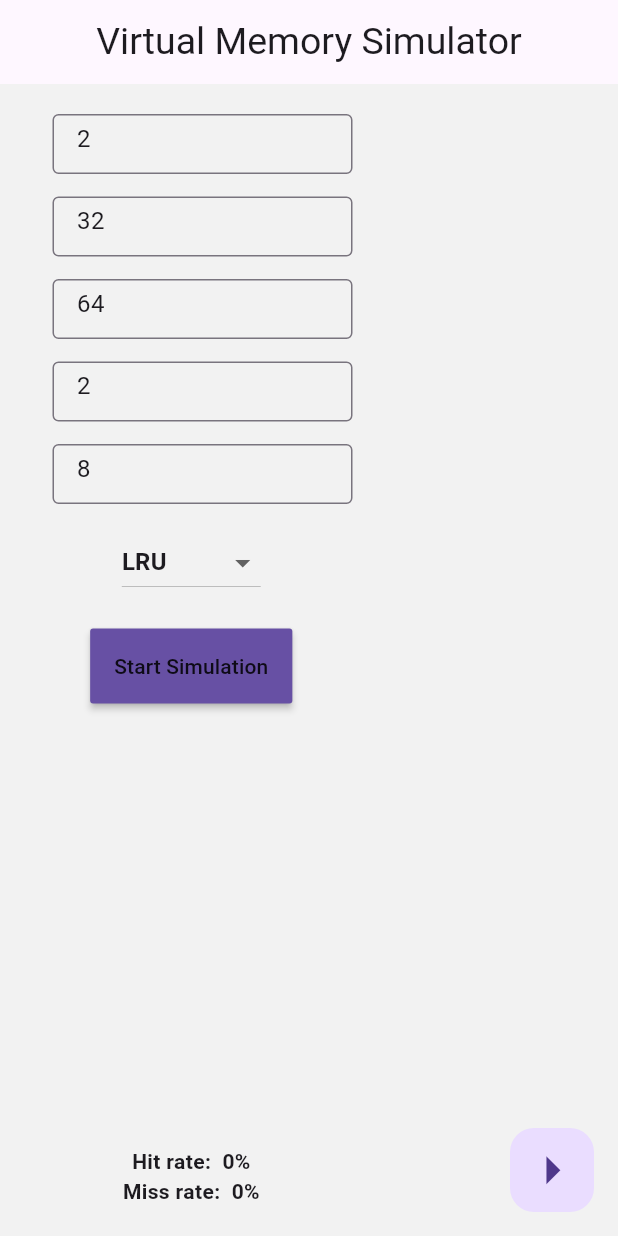
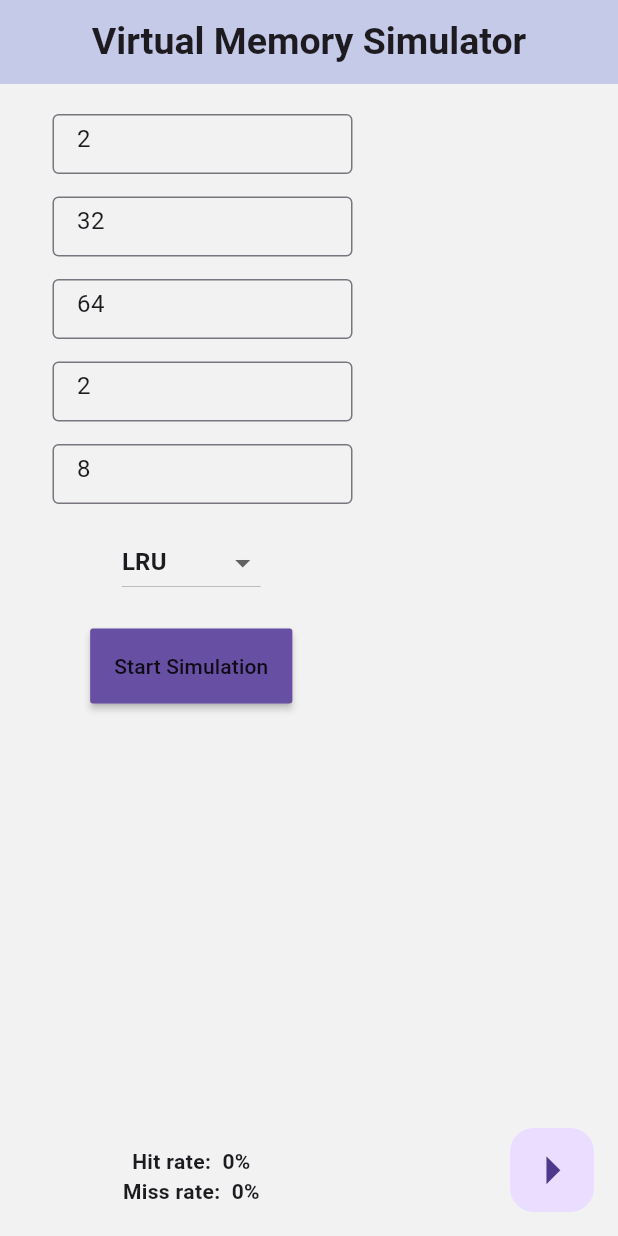
Before and after one commit to mihailazar1/Virtual-Memory-Simulator, a Flutter app: the screen it shows after launch, on a phone screen of 412 x 824 dp. Run offline on Flutter 3.47's test engine with Material 3 defaults, Android fonts, the phone set to English and light mode, and no system bars.

Commit message:
Final Version

```diff
--- a/vmsim/lib/algorithms/vmalgorithms.dart
+++ b/vmsim/lib/algorithms/vmalgorithms.dart
@@ -88,8 +88,7 @@ class Algorithms {
       StackLRU lruStack,
       FIFOQueue fifoQueue,
       AllProcesses allProcesses) {
-    int frameNumber = findFreeFrame(
-        ramMemory); // Implement the logic to find a free frame or use a page replacement algorithm
+    int frameNumber = findFreeFrame(ramMemory);
 
     if (frameNumber == -1) {
       // No free frame, find free frame with an algorithm
@@ -113,7 +112,8 @@ class Algorithms {
     for (int i = 0; i < allProcesses.noProc; i++) {
       Process? process = allProcesses.allProc[i];
       PageTable iterPageTable = process!.pageTable;
-      updatePageTableToReflectFrameWasMovedToDisk(iterPageTable, frameNumber);
+      updatePageTableToReflectFrameWasMovedToDisk(iterPageTable,
+          frameNumber); // if the frame is already mapped from another page table,
       updateTLBtoReflectFrameWasMovedToDisk(
           tlb, frameNumber, process.processNumber);
     }
@@ -122,10 +122,11 @@ class Algorithms {
 
     tlb.addTLBEntry(pageNumber, frameNumber, process.processNumber);
 
+    // after frame is accessed, move it on top of stack
     if (algorithm == "LRU") {
+      // doing this the second time does not change anything
       accessFrame(lruStack, frameNumber);
     }
-    // after frame is accessed, move it on top of stack
 
     toggleValidBit(pageTable, pageNumber); // set valid bit to 1
 
--- a/vmsim/lib/models/process.dart
+++ b/vmsim/lib/models/process.dart
@@ -28,6 +28,7 @@ class Process {
 
     Random random = Random();
 
+    /*
     if (processNumber == 1) {
       va = [
         VirtualAddress(p: 6, d: 2, executed: false),
@@ -71,6 +72,7 @@ class Process {
         VirtualAddress(p: 13, d: 2, executed: false),
       ];
     }
+    */
 
     va = List<VirtualAddress>.generate(
       this.numberVirtualAddr,
--- a/vmsim/lib/pages/virtual_memory.dart
+++ b/vmsim/lib/pages/virtual_memory.dart
@@ -67,7 +67,7 @@ class _VirtualMemoryState extends State<VirtualMemory> {
 
     tlb = TLB(length: int.parse(_cTLBEntries.text));
 
-    //initialize stack
+    //initialize stack and queue
     for (int i = 0; i < ramMemory.ramLength; i++) {
       lruStack.push(i);
       fifoQueue.enqueue(i);
@@ -124,7 +124,12 @@ class _VirtualMemoryState extends State<VirtualMemory> {
       return Container(); // Empty container when no PageTable is available for the selected process
     }
 
-    return SingleChildScrollView(
+    return Column(
+      mainAxisAlignment: MainAxisAlignment.center,
+      children: [
+        Text('Page Table',
+            style: TextStyle(fontWeight: FontWeight.bold, fontSize: 21)),
+        SingleChildScrollView(
           scrollDirection: Axis.vertical,
           child: Column(
             crossAxisAlignment: CrossAxisAlignment.start,
@@ -175,13 +180,20 @@ class _VirtualMemoryState extends State<VirtualMemory> {
               )
             ],
           ),
+        ),
+      ],
     );
   }
 
   Widget buildRamTable() {
     if (ramMemory.ramLength == 0) return Container();
 
-    return SingleChildScrollView(
+    return Column(
+      mainAxisAlignment: MainAxisAlignment.center,
+      children: [
+        Text('RAM',
+            style: TextStyle(fontWeight: FontWeight.bold, fontSize: 21)),
+        SingleChildScrollView(
           scrollDirection: Axis.vertical,
           child: Column(
             crossAxisAlignment: CrossAxisAlignment.start,
@@ -209,13 +221,20 @@ class _VirtualMemoryState extends State<VirtualMemory> {
               ),
             ],
           ),
+        ),
+      ],
     );
   }
 
   Widget buildTLB() {
     if (tlb.length == 0) return Container();
 
-    return SingleChildScrollView(
+    return Column(
+      mainAxisAlignment: MainAxisAlignment.center,
+      children: [
+        Text('TLB',
+            style: TextStyle(fontWeight: FontWeight.bold, fontSize: 21)),
+        SingleChildScrollView(
           scrollDirection: Axis.vertical,
           child: Column(
             crossAxisAlignment: CrossAxisAlignment.start,
@@ -287,6 +306,8 @@ class _VirtualMemoryState extends State<VirtualMemory> {
               ),
             ],
           ),
+        ),
+      ],
     );
   }
 
@@ -357,10 +378,11 @@ class _VirtualMemoryState extends State<VirtualMemory> {
     return Scaffold(
       backgroundColor: Color.fromARGB(255, 242, 242, 242),
       appBar: AppBar(
+        backgroundColor: Colors.indigo[100],
         title: const Center(
           child: Text(
             "Virtual Memory Simulator",
-            style: TextStyle(fontSize: 25),
+            style: TextStyle(fontSize: 25, fontWeight: FontWeight.bold),
           ),
         ),
         elevation: 0,
@@ -431,9 +453,12 @@ class _VirtualMemoryState extends State<VirtualMemory> {
                     executedInstr: executedInstr),
               ],
             ),
-            const SizedBox(width: 20),
+            // const SizedBox(width: 20),
+
             buildTLB(),
+
             buildPageTable(),
+
             buildRamTable(),
           ],
         ),
```
Also changed, not shown: vmsim/pubspec.lock, 2 other files. Lines whose indentation alone changed are shown as unchanged.
